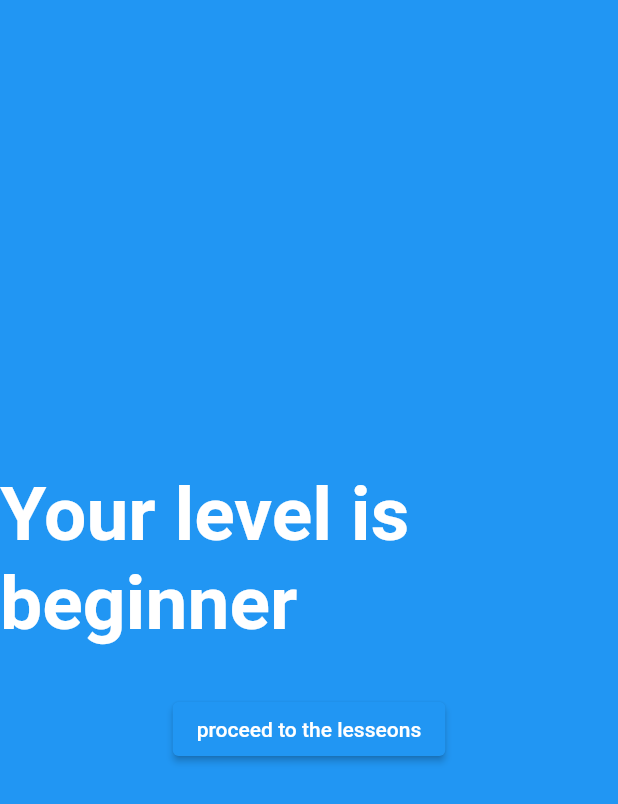
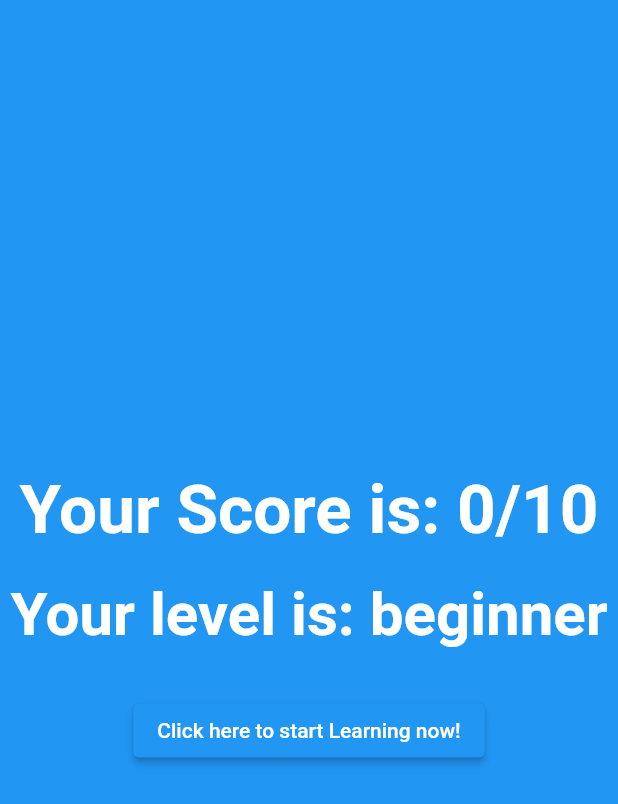
Before and after one commit to YousefBawaliz/quiz_app_components, a Flutter app: the ResultScreen screen opened directly with empty values, on a phone screen of 412 x 824 dp. Shown: the top 804 px of the screen. Run offline on Flutter 3.47's test engine with Material 2 defaults, Android fonts, the phone set to English and light mode, and no system bars.

Commit message:
Somewhat functional

```diff
--- a/lib/Screens/mainScreen.dart
+++ b/lib/Screens/mainScreen.dart
@@ -67,7 +67,7 @@ class _MainMenuState extends State<MainMenu> {
             ),
             const Center(
               child: Text(
-                "Made with ❤ by Mouheb Boucherb",
+                "PlaceHolder Screen",
                 textAlign: TextAlign.center,
                 style: TextStyle(
                   color: Colors.white,
--- a/lib/Screens/result_Screen.dart
+++ b/lib/Screens/result_Screen.dart
@@ -1,5 +1,7 @@
 import 'package:flutter/material.dart';
 import 'package:quiz_app/main.dart';
+
+import '../Data/Placement_test.dart';
 
 class ResultScreen extends StatefulWidget {
   final int score;
@@ -18,13 +20,23 @@ class _ResultScreenState extends State<ResultScreen> {
         mainAxisAlignment: MainAxisAlignment.center,
         crossAxisAlignment: CrossAxisAlignment.center,
         children: [
+          Text(
+            textAlign: TextAlign.center,
+            "Your Score is: ${widget.score}/${questions.length}",
+            style: TextStyle(
+                fontSize: 45, fontWeight: FontWeight.bold, color: Colors.white),
+          ),
+          SizedBox(
+            height: 20,
+          ),
           Center(
             child: Text(
+              textAlign: TextAlign.center,
               widget.score >= 50
-                  ? "You're level is advanced"
-                  : "Your level is beginner",
+                  ? "You're level is: advanced"
+                  : "Your level is: beginner",
               style: TextStyle(
-                  fontSize: 50,
+                  fontSize: 40,
                   fontWeight: FontWeight.bold,
                   color: Colors.white),
             ),
@@ -40,7 +52,7 @@ class _ResultScreenState extends State<ResultScreen> {
                       builder: (context) => MyApp(),
                     ));
               }),
-              child: Text("proceed to the lesseons"))
+              child: Text("Click here to start Learning now!"))
         ],
       ),
     );
```
